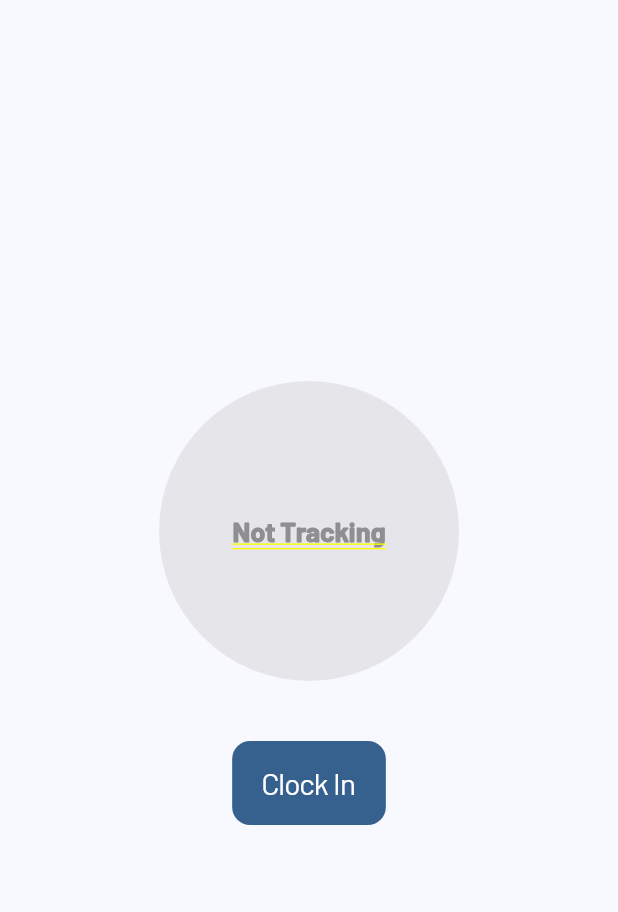
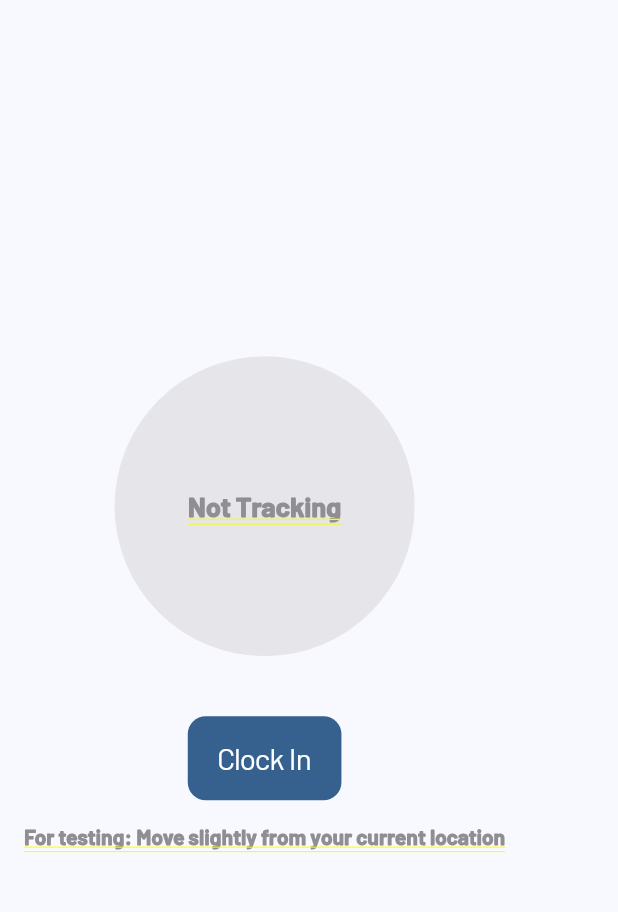
Before and after one commit to joestackss/zitlac_location_tracker, a Flutter app: the screen it shows after launch, on a phone screen of 412 x 824 dp, the part 48-960 px from its top. Run offline on Flutter 3.47's test engine with Material 3 defaults, Android fonts, the phone set to English and light mode, and no system bars; our stand-ins replace geolocator, hive, hive_flutter; missing offline and left inert: background_location; accounts and stored records are empty.

Commit message:
add changes

```diff
--- a/lib/providers/location_tracking_provider.dart
+++ b/lib/providers/location_tracking_provider.dart
@@ -11,21 +11,22 @@ class LocationTrackingProvider with ChangeNotifier {
   DailySummary? _currentDailySummary;
   final List<GeofenceLocation> _predefinedLocations = [
     const GeofenceLocation(
-      name: "Home",
-      latitude: 37.7749,
-      longitude: -122.4194,
-      radius: 50.0, // 50 meter radius as specified in the brief
+      name: "Current Location",
+      latitude: 0.0,  // This will be updated with user's location
+      longitude: 0.0,
+      radius: 50.0,
     ),
     const GeofenceLocation(
-      name: "Office",
-      latitude: 37.7858,
-      longitude: -122.4364,
-      radius: 50.0, // 50 meter radius as specified in the brief
+      name: "Test Location",
+      latitude: 0.0001, // Very close to current location for easy testing
+      longitude: 0.0001,
+      radius: 50.0,
     ),
   ];
 
   bool get isTracking => _isTracking;
   DailySummary? get currentDailySummary => _currentDailySummary;
+  List<GeofenceLocation> get predefinedLocations => _predefinedLocations;
 
   Future<void> startTracking() async {
     if (_isTracking) return;
@@ -123,4 +124,15 @@ class LocationTrackingProvider with ChangeNotifier {
       print('Error saving daily summary: $e');
     }
   }
+
+  Future<void> updateCurrentLocation(double latitude, double longitude) {
+    _predefinedLocations[0] = GeofenceLocation(
+      name: "Current Location",
+      latitude: latitude,
+      longitude: longitude,
+      radius: 50.0,
+    );
+    notifyListeners();
+    return Future.value();
+  }
 }
--- a/lib/screens/main_screen.dart
+++ b/lib/screens/main_screen.dart
@@ -12,64 +12,69 @@ class MainScreen extends StatelessWidget {
     bool serviceEnabled;
     LocationPermission permission;
 
-    // Test if location services are enabled
     serviceEnabled = await Geolocator.isLocationServiceEnabled();
     if (!serviceEnabled) {
-      ScaffoldMessenger.of(context).showSnackBar(const SnackBar(
-        content: Text('Location services are disabled. Please enable the services'),
-      ));
+      if (context.mounted) {
+        showCupertinoDialog(
+          context: context,
+          builder: (context) => CupertinoAlertDialog(
+            title: const Text('Location Services Disabled'),
+            content: const Text('Please enable location services in your device settings.'),
+            actions: [
+              CupertinoDialogAction(
+                child: const Text('OK'),
+                onPressed: () => Navigator.pop(context),
+              ),
+            ],
+          ),
+        );
+      }
       return false;
     }
 
-    // Check location permission
     permission = await Geolocator.checkPermission();
     if (permission == LocationPermission.denied) {
       permission = await Geolocator.requestPermission();
       if (permission == LocationPermission.denied) {
-        ScaffoldMessenger.of(context).showSnackBar(
-          const SnackBar(content: Text('Location permissions are denied')),
+        if (context.mounted) {
+          showCupertinoDialog(
+            context: context,
+            builder: (context) => CupertinoAlertDialog(
+              title: const Text('Location Permission'),
+              content: const Text('Location permissions are required for tracking.'),
+              actions: [
+                CupertinoDialogAction(
+                  child: const Text('OK'),
+                  onPressed: () => Navigator.pop(context),
+                ),
+              ],
+            ),
           );
+        }
         return false;
       }
     }
 
     if (permission == LocationPermission.deniedForever) {
-      ScaffoldMessenger.of(context).showSnackBar(const SnackBar(
-        content: Text('Location permissions are permanently denied.'),
-      ));
+      if (context.mounted) {
+        showCupertinoDialog(
+          context: context,
+          builder: (context) => CupertinoAlertDialog(
+            title: const Text('Location Permission'),
+            content: const Text('Location permissions are permanently denied. Please enable them in settings.'),
+            actions: [
+              CupertinoDialogAction(
+                child: const Text('OK'),
+                onPressed: () => Navigator.pop(context),
+              ),
+            ],
+          ),
+        );
+      }
       return false;
     }
 
     return true;
-  }
-
-  Future<void> _getCurrentLocation(BuildContext context) async {
-    try {
-      final hasPermission = await _handleLocationPermission(context);
-      if (!hasPermission) return;
-
-      final position = await Geolocator.getCurrentPosition(
-        desiredAccuracy: LocationAccuracy.high
-      );
-      ScaffoldMessenger.of(context).showSnackBar(
-        SnackBar(
-          content: Text(
-            'Current Location:\nLat: ${position.latitude}\nLng: ${position.longitude}',
-          ),
-          duration: const Duration(seconds: 10),
-          action: SnackBarAction(
-            label: 'Copy',
-            onPressed: () {
-              // Add clipboard functionality if needed
-            },
-          ),
-        ),
-      );
-    } catch (e) {
-      ScaffoldMessenger.of(context).showSnackBar(
-        SnackBar(content: Text('Error getting location: $e')),
-      );
-    }
   }
 
   @override
@@ -94,7 +99,8 @@ class MainScreen extends StatelessWidget {
       child: SafeArea(
         child: Consumer<LocationTrackingProvider>(
           builder: (context, provider, child) {
-            return Center(
+            return Padding(
+              padding: const EdgeInsets.all(16.0),
               child: Column(
                 mainAxisAlignment: MainAxisAlignment.center,
                 children: [
@@ -108,7 +114,10 @@ class MainScreen extends StatelessWidget {
                           : CupertinoColors.systemGrey5,
                     ),
                     child: Center(
-                      child: Text(
+                      child: Column(
+                        mainAxisAlignment: MainAxisAlignment.center,
+                        children: [
+                          Text(
                             provider.isTracking ? 'Tracking Active' : 'Not Tracking',
                             style: TextStyle(
                               fontFamily: 'Barlow',
@@ -117,6 +126,27 @@ class MainScreen extends StatelessWidget {
                                   ? CupertinoColors.activeGreen
                                   : CupertinoColors.systemGrey,
                             ),
+                          ),
+                          if (provider.isTracking) ...[
+                            const SizedBox(height: 8),
+                            Text(
+                              'Test near:',
+                              style: TextStyle(
+                                fontFamily: 'Barlow',
+                                fontSize: 14,
+                                color: CupertinoColors.systemGrey,
+                              ),
+                            ),
+                            Text(
+                              provider.predefinedLocations[1].name,
+                              style: TextStyle(
+                                fontFamily: 'Barlow',
+                                fontSize: 14,
+                                color: CupertinoColors.systemGrey,
+                              ),
+                            ),
+                          ],
+                        ],
                       ),
                     ),
                   ),
@@ -129,10 +159,18 @@ class MainScreen extends StatelessWidget {
                         } else {
                           final hasPermission = await _handleLocationPermission(context);
                           if (hasPermission) {
+                            final position = await Geolocator.getCurrentPosition(
+                              desiredAccuracy: LocationAccuracy.high
+                            );
+                            await provider.updateCurrentLocation(
+                              position.latitude,
+                              position.longitude,
+                            );
                             await provider.startTracking();
                           }
                         }
                       } catch (e) {
+                        if (context.mounted) {
                           showCupertinoDialog(
                             context: context,
                             builder: (context) => CupertinoAlertDialog(
@@ -147,6 +185,7 @@ class MainScreen extends StatelessWidget {
                             ),
                           );
                         }
+                      }
                     },
                     child: Text(
                       provider.isTracking ? 'Clock Out' : 'Clock In',
@@ -155,6 +194,16 @@ class MainScreen extends StatelessWidget {
                         fontSize: 20,
                       ),
                     ),
+                  ),
+                  const SizedBox(height: 16),
+                  Text(
+                    'For testing: Move slightly from your current location',
+                    style: TextStyle(
+                      fontFamily: 'Barlow',
+                      fontSize: 14,
+                      color: CupertinoColors.systemGrey,
+                    ),
+                    textAlign: TextAlign.center,
                   ),
                 ],
               ),
```
Also changed, not shown: 3 other files. Lines whose indentation alone changed are shown as unchanged.
